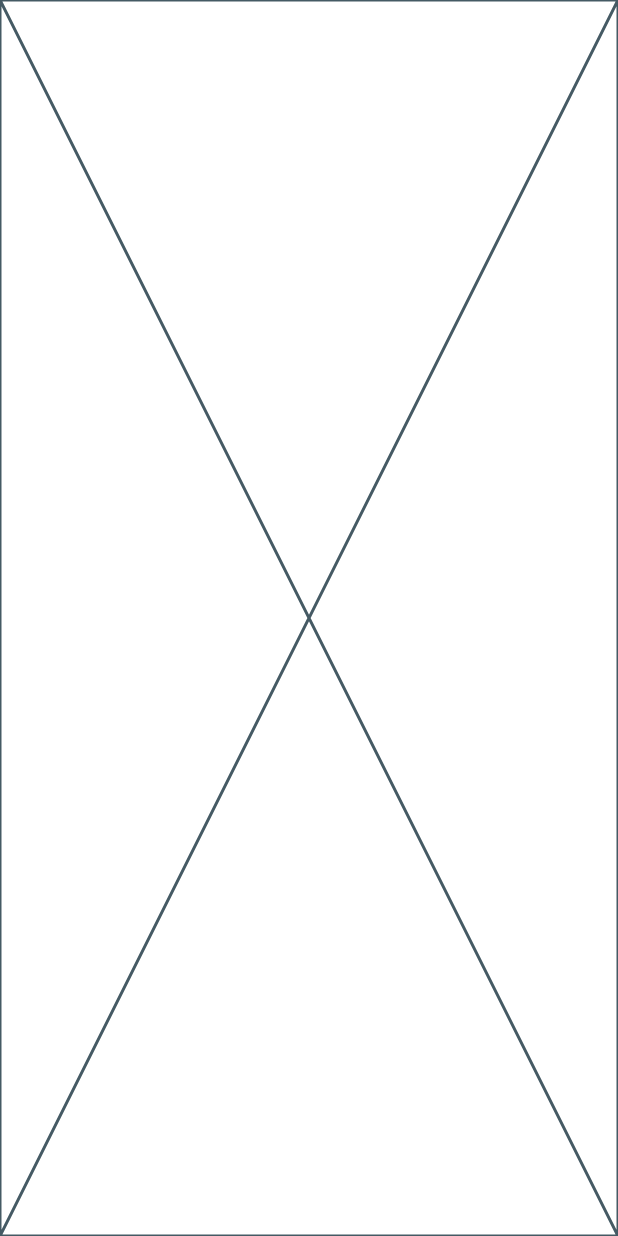
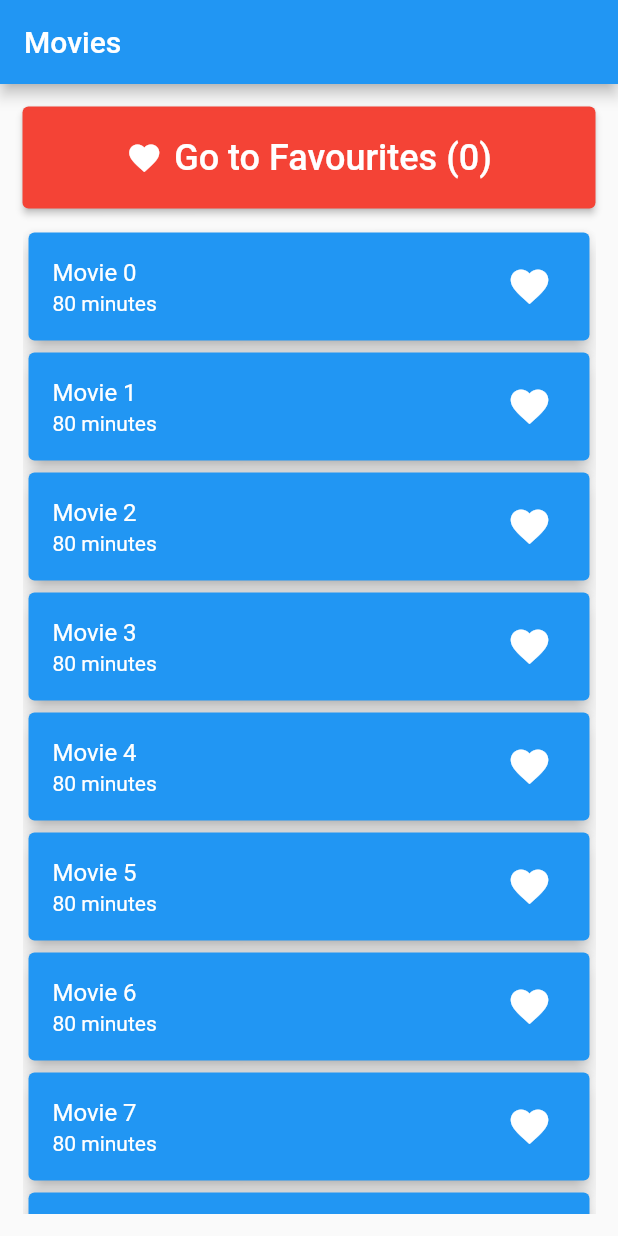
Before and after one commit to kves/movie_app, a Flutter app: the screen it shows after launch, on a phone screen of 412 x 824 dp. Run offline on Flutter 3.47's test engine with Material 2 defaults, Android fonts, the phone set to English and light mode, and no system bars.

Commit message:
app completed

```diff
--- a/lib/pages/home_page.dart
+++ b/lib/pages/home_page.dart
@@ -1,4 +1,7 @@
 import 'package:flutter/material.dart';
+import 'package:movie_app/pages/favourite_page.dart';
+import 'package:movie_app/providers/movie_provider.dart';
+import 'package:provider/provider.dart';
 
 class HomePage extends StatefulWidget {
   const HomePage({super.key});
@@ -10,6 +13,82 @@ class HomePage extends StatefulWidget {
 class _HomePageState extends State<HomePage> {
   @override
   Widget build(BuildContext context) {
-    return const Placeholder();
+    var movies = context.watch<MovieProvider>().movies;
+    var favourites = context.watch<MovieProvider>().favourites;
+
+    return Scaffold(
+      appBar: AppBar(
+        title: const Text('Movies'),
+      ),
+      body: Padding(
+        padding: const EdgeInsets.all(15),
+        child: Column(
+          crossAxisAlignment: CrossAxisAlignment.stretch,
+          children: [
+            ElevatedButton.icon(
+              onPressed: () {
+                Navigator.of(context).push(
+                  MaterialPageRoute(
+                    builder: (context) => const FavouritePage(),
+                  ),
+                );
+              },
+              icon: const Icon(Icons.favorite),
+              label: Text(
+                'Go to Favourites (${favourites.length})',
+                style: const TextStyle(fontSize: 24),
+              ),
+              style: ElevatedButton.styleFrom(
+                  backgroundColor: Colors.red,
+                  padding: const EdgeInsets.symmetric(vertical: 20)),
+            ),
+            const SizedBox(height: 12),
+            Expanded(
+              child: ListView.builder(
+                itemCount: movies.length,
+                itemBuilder: (_, index) {
+                  final currentMovie = movies[index];
+                  return Card(
+                    key: ValueKey(currentMovie.movieTitle),
+                    color: Colors.blue,
+                    elevation: 5,
+                    child: ListTile(
+                      title: Text(
+                        currentMovie.movieTitle,
+                        style: const TextStyle(color: Colors.white),
+                      ),
+                      subtitle: Text(
+                        currentMovie.movieDuration ?? 'No information',
+                        style: const TextStyle(color: Colors.white),
+                      ),
+                      trailing: IconButton(
+                        icon: Icon(
+                          Icons.favorite,
+                          color: favourites.contains(currentMovie)
+                              ? Colors.red
+                              : Colors.white,
+                          size: 30,
+                        ),
+                        onPressed: () {
+                          if (!favourites.contains(currentMovie)) {
+                            context
+                                .read<MovieProvider>()
+                                .addToFavourites(currentMovie);
+                          } else {
+                            context
+                                .read<MovieProvider>()
+                                .removeFromFavourites(currentMovie);
+                          }
+                        },
+                      ),
+                    ),
+                  );
+                },
+              ),
+            )
+          ],
+        ),
+      ),
+    );
   }
 }
--- a/lib/providers/movie_provider.dart
+++ b/lib/providers/movie_provider.dart
@@ -9,3 +9,21 @@ final List<Movie> initialData = List.generate(
       movieTitle: 'Movie $index',
       movieDuration: '${Random().nextInt(100) + 60} minutes'),
 );
+
+class MovieProvider with ChangeNotifier {
+  final List<Movie> _movies = initialData;
+  List<Movie> get movies => _movies;
+
+  final List<Movie> _favourites = [];
+  List<Movie> get favourites => _favourites;
+
+  void addToFavourites(Movie movie) {
+    _favourites.add(movie);
+    notifyListeners();
+  }
+
+  void removeFromFavourites(Movie movie) {
+    _favourites.remove(movie);
+    notifyListeners();
+  }
+}
```
Also changed, not shown: lib/main.dart (+6 -1 lines), lib/pages/favourite_page.dart (added, +51 -0 lines).
